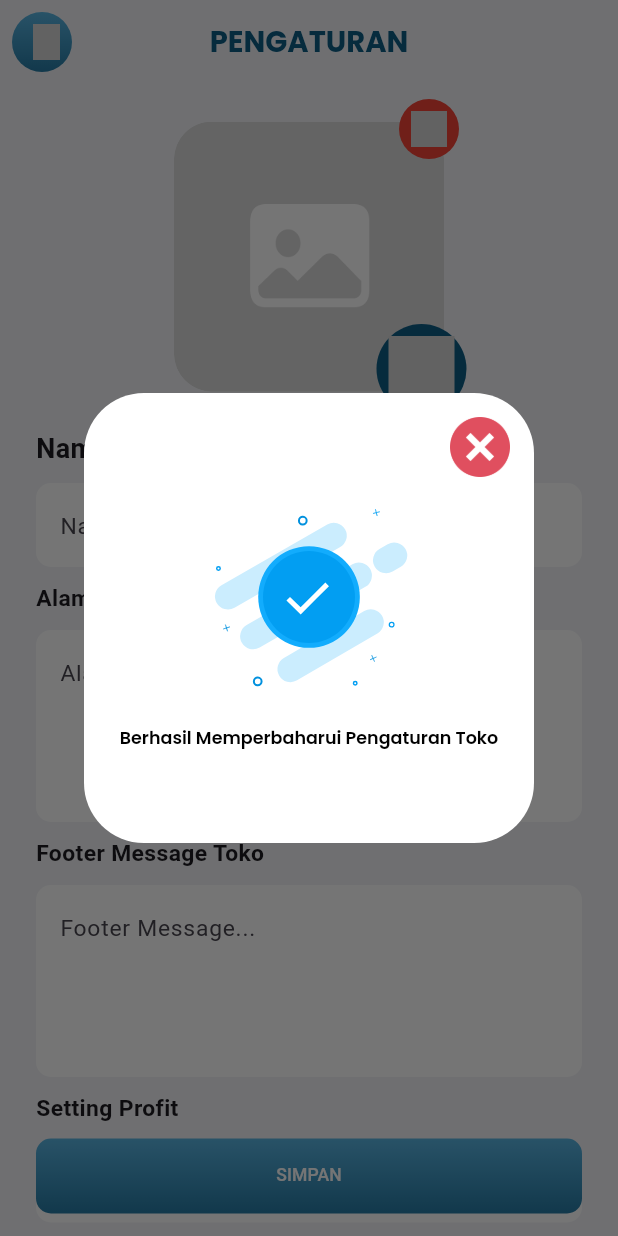
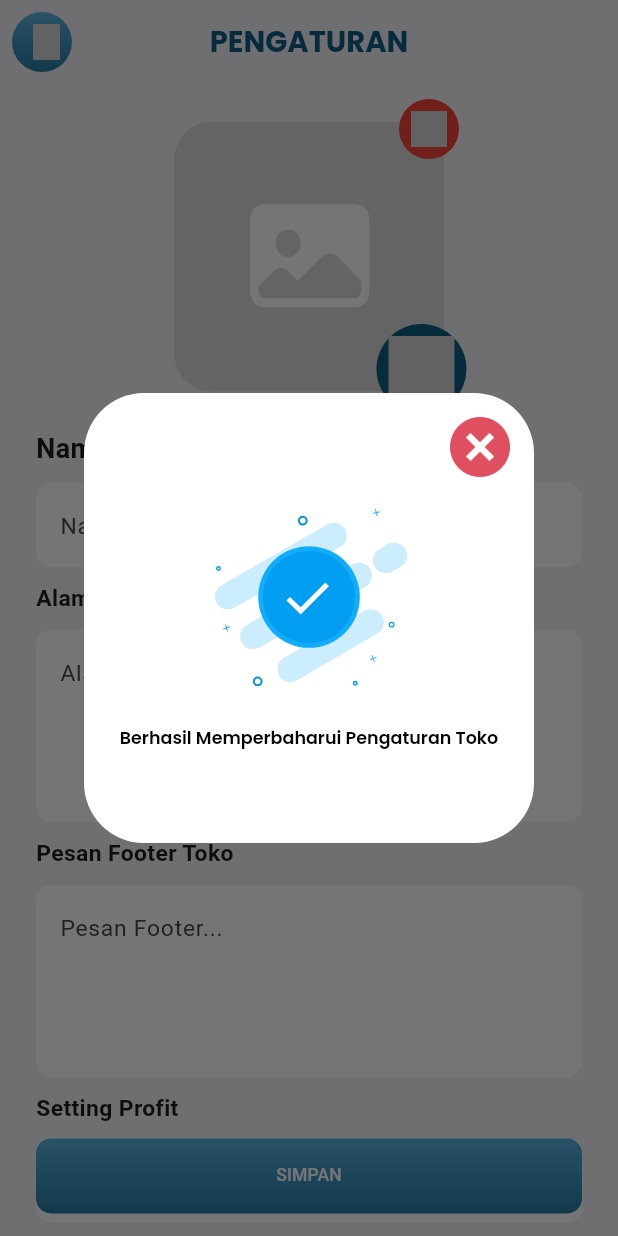
Before and after one commit to TEFA-SMAKZIE/lariskas_lite, a Flutter app: the SettingPage screen opened directly, after a tap on "SIMPAN", on a phone screen of 412 x 824 dp. Run offline on Flutter 3.47's test engine with Material 3 defaults, Android fonts, the light colour scheme and no system bars; our stand-ins replace cached_network_image, connectivity_plus, device_info_plus, dio, file_picker, fl_chart and 22 more; missing offline and left inert: esc_pos_utils_plus, excel, iconify_flutter, jwt_decode, qr_code_scanner_plus; accounts and stored records are empty; statements that could not run were skipped; project files that could hold a hidden picture were left out.

Commit message:
change bahasa in pengaturan page

```diff
--- a/lib/view/page/settings/setting.dart
+++ b/lib/view/page/settings/setting.dart
@@ -660,13 +660,13 @@ class _SettingPageState extends State<SettingPage> {
                       maxLines: 4,
                     ),
                     const Gap(10),
-                    const _Label(text: 'Footer Message Toko'),
+                    const _Label(text: 'Pesan Footer Toko'),
                     const Gap(10),
                     CustomTextField(
                       suffixIcon: null,
                       fillColor: Colors.white,
                       obscureText: false,
-                      hintText: 'Footer Message...',
+                      hintText: 'Pesan Footer...',
                       prefixIcon: null,
                       controller: _footerController,
                       maxLines: 4,
```
